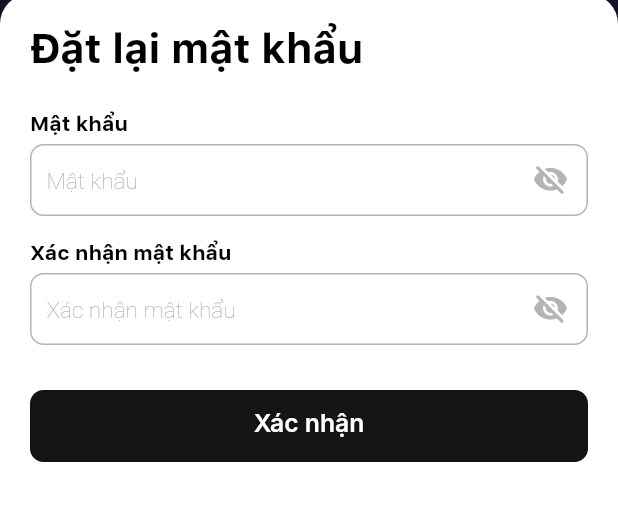
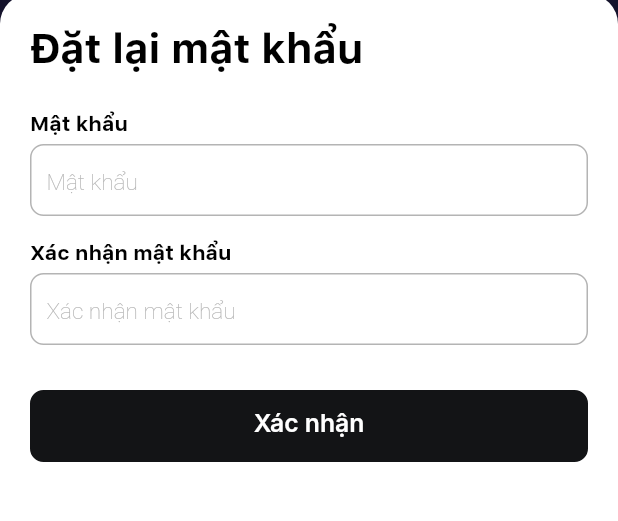
Before and after one commit to LeHoangUyen96/game_bai, a Flutter app: the ConfirmPage screen opened directly, on a phone screen of 412 x 824 dp, the part 288-809 px from its top. Run offline on Flutter 3.47's test engine with Material 2 defaults, Android fonts, the phone set to English and light mode, and no system bars; our stand-ins replace cached_network_image, custom_navigation_bar, dotted_border, dropdown_search, firebase_messaging, flutter_holo_date_picker and 14 more; missing offline and left inert: dart:ffi, flutter_barcode_scanner, money2, multi_image_picker; accounts and stored records are empty; network calls fail; Roboto replaces fonts that are missing (Inter, SanFranciscoTextLight); project files that could hold a hidden picture were left out.

Commit message:
fix settings dashboard product

```diff
--- a/lib/res/strings.dart
+++ b/lib/res/strings.dart
@@ -905,7 +905,7 @@ const String warehouseSGStaff = "Nhân viên kho Sài Gòn";
 const String deliveryStaff = 'Nhân viên giao hàng';
 const String accountannt = "Kế toán";
 const String name = 'Tên';
-const String delete = "Xoá";
+const String delete = "Xóa ";
 const String userInfo = 'Thông tin cá nhân';
 const String addNews = "Thêm mới";
 const String product = "Mặt hàng";
@@ -932,7 +932,7 @@ const String errorFee = "Phí không được để trống";
 const String errorProduct = "Mặt hàng không được để trống";
 const String errorUnit = "Đơn vị không được để trống";
 const String titlePacking = "Tên hình thức đóng gói";
-const String fee = "Mức phí";
+const String fee = "Mức phí (¥)";
 const String inputNamePacking = "Nhập tên hình thức đóng gói";
 const String inputMoney = "Nhập số tiền";
 const String numerical = "STT";
--- a/lib/ui/setting_admin/dashboard_product/controller/dashboard_controller.dart
+++ b/lib/ui/setting_admin/dashboard_product/controller/dashboard_controller.dart
@@ -70,6 +70,7 @@ class DashboardProductController extends GetxController {
       dashboardProductRepository!
           .onAddProduct(nameProductController.text)
           .then((value) {
+        nameProductController.clear();
         Get.back();
         Get.snackbar('Thông báo', value.message!);
         update();
--- a/lib/ui/setting_admin/packing_form/controller/packing_detail_controller.dart
+++ b/lib/ui/setting_admin/packing_form/controller/packing_detail_controller.dart
@@ -15,7 +15,6 @@ class PackingDetailController extends GetxController {
   String? feeError;
   String? packingId;
   PackingDetailResponse? response;
-  bool isEdit = false;
 
   @override
   void onInit() {
@@ -50,11 +49,6 @@ class PackingDetailController extends GetxController {
     });
   }
 
-  void editFee() {
-    isEdit = !isEdit;
-    update();
-  }
-
   void onUpdatePacking(
     String id,
   ) {
--- a/lib/ui/setting_admin/transport/view/add_transport_fee_popup.dart
+++ b/lib/ui/setting_admin/transport/view/add_transport_fee_popup.dart
@@ -37,7 +37,7 @@ class DialogAddTransportFee extends GetView<AddTransportFormFeeController> {
                           topRight: Radius.circular(9),
                         ),
                       ),
-                      height: 56,
+                      height: 50,
                       child: Row(
                         children: [
                           Spacer(),
--- a/lib/ui/setting_admin/transport/view/edit_transport_fee_popup.dart
+++ b/lib/ui/setting_admin/transport/view/edit_transport_fee_popup.dart
@@ -23,7 +23,7 @@ class DialogEditTransportFee extends GetView<EditTransportFormFeeController> {
                 shape: RoundedRectangleBorder(
                     borderRadius: BorderRadius.circular(9)),
                 child: Container(
-                  height: Get.height * 0.8,
+                  height: Get.height * 0.85,
                   width: Get.width,
                   decoration:
                       BoxDecoration(borderRadius: BorderRadius.circular(10)),
--- a/lib/widget/text_field_customized.dart
+++ b/lib/widget/text_field_customized.dart
@@ -33,6 +33,8 @@ class TextFieldCustomized extends StatefulWidget {
   final Color? colorBackgrount;
   final Color? colorHintText;
   final double? width;
+  final TextStyle? style;
+  final TextAlign? align;
 
   TextFieldCustomized({
     this.invalid,
@@ -59,6 +61,8 @@ class TextFieldCustomized extends StatefulWidget {
     this.colorBackgrount,
     this.colorHintText,
     this.width,
+    this.style,
+    this.align,
   });
 
   @override
@@ -98,6 +102,7 @@ class _TextFieldCustomizedState extends State<TextFieldCustomized> {
     return Container(
       height: widget.height ?? 48,
       width: widget.width ?? Get.width,
+      padding: EdgeInsets.symmetric(horizontal: 10),
       decoration: BoxDecoration(
           color: widget.colorBackgrount ?? Colors.white,
           border: Border.all(
@@ -110,13 +115,11 @@ class _TextFieldCustomizedState extends State<TextFieldCustomized> {
                     : GRAY,
           ),
           borderRadius: BorderRadius.all(Radius.circular(9))),
-      child: Row(
-        children: [
-          SizedBox(width: widget.path != null ? 10 : 10),
-          Expanded(
-            flex: 10,
+      child: Expanded(
+        flex: 20,
         child: TextField(
-              style: TextStyle(
+          style: widget.style ??
+              TextStyle(
                 fontWeight: FontWeight.w400,
                 color: BLACK,
                 fontSize: customSize,
@@ -133,7 +136,7 @@ class _TextFieldCustomizedState extends State<TextFieldCustomized> {
               _enabled = true;
             });
           },
-              textAlign: TextAlign.left,
+          textAlign: widget.align ?? TextAlign.left,
           onChanged: widget.onChanged,
           onSubmitted: widget.onSubmitted,
           decoration: InputDecoration(
@@ -151,21 +154,8 @@ class _TextFieldCustomizedState extends State<TextFieldCustomized> {
             enabledBorder: InputBorder.none,
             errorBorder: InputBorder.none,
             disabledBorder: InputBorder.none,
-                suffixIcon: widget.isSuffixIcon != null
-                    ? GestureDetector(
-                        onTap: _toggleObscured,
-                        child: Icon(
-                          _obscureText
-                              ? Icons.visibility_off_rounded
-                              : Icons.visibility_rounded,
-                          color: GRAY,
-                          size: 24,
-                        ))
-                    : SizedBox(),
           ),
         ),
-          ),
-        ],
       ),
     );
   }
```
Also changed, not shown: lib/ui/setting_admin/dashboard_product/view/add_product_popup.dart (+8 -1 lines), lib/ui/setting_admin/dashboard_product/view/dashboard_product_page.dart (+3 -9 lines), lib/ui/setting_admin/dashboard_product/view/edit_product_popup.dart (+8 -1 lines), lib/ui/setting_admin/packing_form/view/packing_detail_page.dart (+18 -31 lines). Lines whose indentation alone changed are shown as unchanged.
